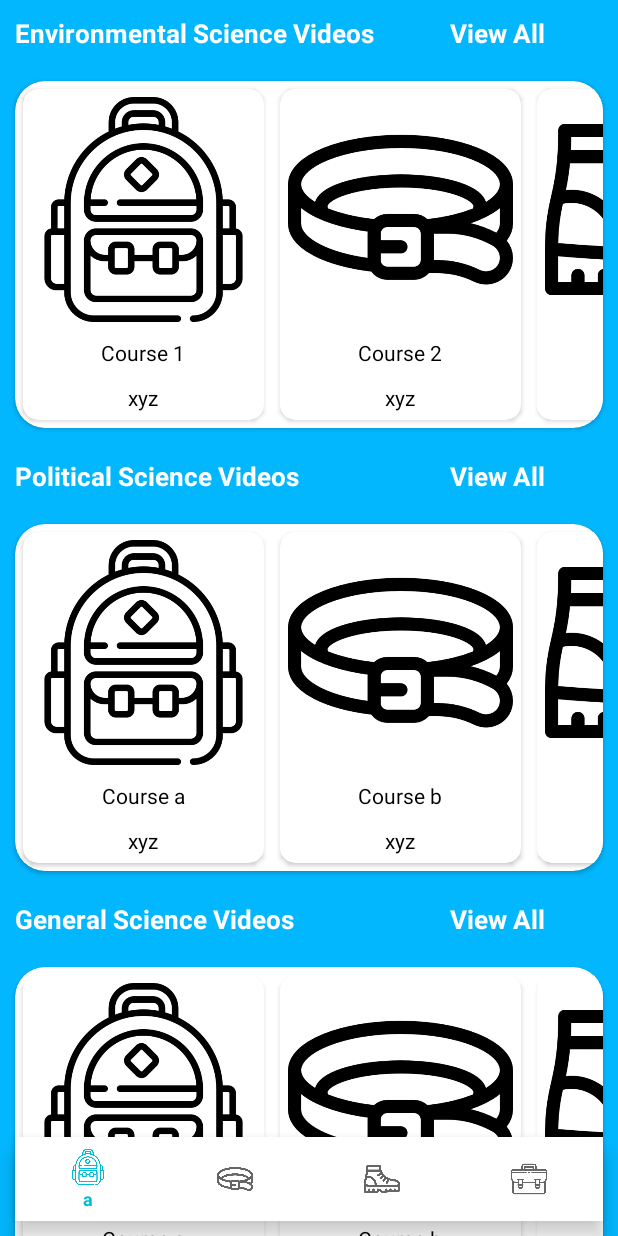
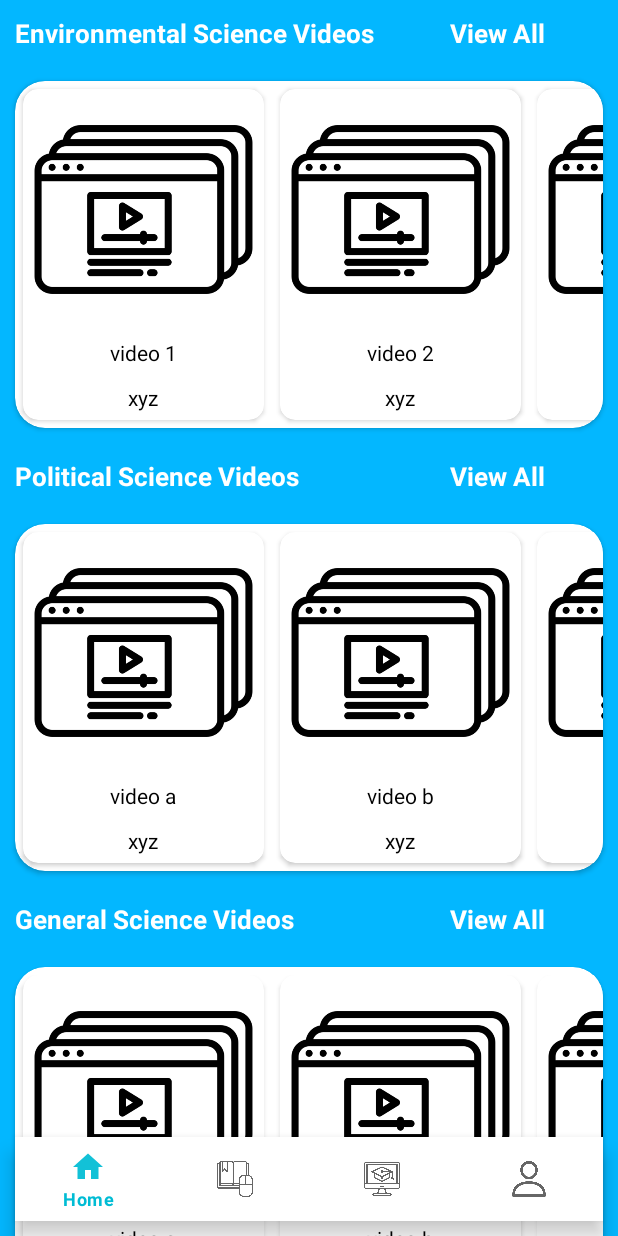
Before and after one commit to c4c0de/Joya, an Android app: the screen it shows after launch once a user with an empty profile is signed in (bottomDrawer), on a phone screen of 412 x 824 dp. Run offline under Robolectric (Android 15) with nearby library versions, the phone set to English and light mode, and no system bars; our stand-ins replace Firebase (no records; nobody signed in at launch, a user with empty details on screens opened directly).

Commit message:
video uploading 90% done

```diff
--- a/app/src/main/java/com/example/joya/aFragment.java
+++ b/app/src/main/java/com/example/joya/aFragment.java
@@ -237,10 +237,10 @@ public class aFragment extends Fragment {
         subject1.setLayoutManager(new LinearLayoutManager(getContext(), LinearLayoutManager.HORIZONTAL, false));
 
         helperSubject1[] helperSubject = new helperSubject1[]{
-                new helperSubject1("Course 1", "xyz", R.drawable.a),
-                new helperSubject1("Course 2", "xyz", R.drawable.b),
-                new helperSubject1("Course 3", "xyz", R.drawable.c),
-                new helperSubject1("Course 4", "xyz", R.drawable.d)
+                new helperSubject1("video 1", "xyz", R.raw.video),
+                new helperSubject1("video 2", "xyz",R.raw.video2),
+                new helperSubject1("video 3", "xyz", R.raw.video3),
+                new helperSubject1("video 4", "xyz", R.raw.video2)
 
         };
 
@@ -252,10 +252,10 @@ public class aFragment extends Fragment {
         subject2.setLayoutManager(new LinearLayoutManager(getContext(), LinearLayoutManager.HORIZONTAL, false));
 
         helperSubject1[] helperSubject2 = new helperSubject1[]{
-                new helperSubject1("Course a", "xyz", R.drawable.a),
-                new helperSubject1("Course b", "xyz", R.drawable.b),
-                new helperSubject1("Course c", "xyz", R.drawable.c),
-                new helperSubject1("Course d", "xyz", R.drawable.d)
+                new helperSubject1("video a", "xyz", R.raw.video2),
+                new helperSubject1("video b", "xyz", R.raw.video3),
+                new helperSubject1("video c", "xyz", R.raw.video2),
+                new helperSubject1("video d", "xyz", R.raw.video)
 
         };
 
@@ -266,10 +266,10 @@ public class aFragment extends Fragment {
         subject3.setLayoutManager(new LinearLayoutManager(getContext(), LinearLayoutManager.HORIZONTAL, false));
 
         helperSubject1[] helperSubject3 = new helperSubject1[]{
-                new helperSubject1("Course a", "xyz", R.drawable.a),
-                new helperSubject1("Course b", "xyz", R.drawable.b),
-                new helperSubject1("Course c", "xyz", R.drawable.c),
-                new helperSubject1("Course d", "xyz", R.drawable.d)
+                new helperSubject1("video a", "xyz", R.raw.video3),
+                new helperSubject1("video b", "xyz", R.raw.video),
+                new helperSubject1("video c", "xyz", R.raw.video2),
+                new helperSubject1("video d", "xyz", R.raw.video3)
 
         };
 
@@ -280,10 +280,10 @@ public class aFragment extends Fragment {
         subject4.setLayoutManager(new LinearLayoutManager(getContext(), LinearLayoutManager.HORIZONTAL, false));
 
         helperSubject1[] helperSubject4 = new helperSubject1[]{
-                new helperSubject1("Course a", "xyz", R.drawable.a),
-                new helperSubject1("Course b", "xyz", R.drawable.b),
-                new helperSubject1("Course c", "xyz", R.drawable.c),
-                new helperSubject1("Course d", "xyz", R.drawable.d)
+                new helperSubject1("video a", "xyz",R.raw.video),
+                new helperSubject1("video b", "xyz", R.raw.video2),
+                new helperSubject1("video c", "xyz",R.raw.video),
+                new helperSubject1("video d", "xyz", R.raw.video2)
 
         };
 
--- a/app/src/main/java/com/example/joya/cFragment.java
+++ b/app/src/main/java/com/example/joya/cFragment.java
@@ -165,7 +165,7 @@ public class cFragment extends Fragment {
 
                             updateCourseUser1();
 
-                            startActivity(new Intent(getContext(), allVideos.class));
+                            startActivity(new Intent(getContext(), bottomDrawer.class));
                         }
                     });
 
--- a/app/src/main/java/com/example/joya/subject1Adapter.java
+++ b/app/src/main/java/com/example/joya/subject1Adapter.java
@@ -9,6 +9,7 @@ import android.widget.ImageView;
 import android.widget.TextView;
 
 import androidx.annotation.NonNull;
+import androidx.cardview.widget.CardView;
 import androidx.recyclerview.widget.RecyclerView;
 
 import org.jetbrains.annotations.NotNull;
@@ -46,7 +47,7 @@ public class subject1Adapter extends RecyclerView.Adapter<subject1Adapter.ViewHo
         holder.imageView.setImageResource(data.getImage());
 
 
-        holder.imageView.setOnClickListener(new View.OnClickListener() {
+        holder.cardView.setOnClickListener(new View.OnClickListener() {
             @Override
             public void onClick(View v) {
 
@@ -73,6 +74,7 @@ public class subject1Adapter extends RecyclerView.Adapter<subject1Adapter.ViewHo
 
         TextView textView, author;
         ImageView imageView;
+        CardView cardView;
 
 
         public ViewHolder(@NonNull @NotNull View itemView) {
@@ -81,6 +83,7 @@ public class subject1Adapter extends RecyclerView.Adapter<subject1Adapter.ViewHo
             textView = itemView.findViewById(R.id.tvSubject1Title);
             author = itemView.findViewById(R.id.tvSubject1Author);
             imageView = itemView.findViewById(R.id.ivSubject1Image);
+            cardView = itemView.findViewById(R.id.cvtap1);
 
 
         }
--- /dev/null
+++ b/app/src/main/res/drawable/home.xml
@@ -0,0 +1,5 @@
+<vector android:alpha="0.93" android:height="24dp"
+    android:tint="?attr/colorControlNormal" android:viewportHeight="24"
+    android:viewportWidth="24" android:width="24dp" xmlns:android="http://schemas.android.com/apk/res/android">
+    <path android:fillColor="@android:color/white" android:pathData="M10,20v-6h4v6h5v-8h3L12,3 2,12h3v8z"/>
+</vector>
--- a/app/src/main/res/layout/fragment_b.xml
+++ b/app/src/main/res/layout/fragment_b.xml
@@ -312,7 +312,7 @@
 
             android:elevation="10dp"
             app:cardCornerRadius="10dp"
-            android:visibility="visible">
+            android:visibility="gone">
 
             <LinearLayout
                 android:layout_width="match_parent"
@@ -617,7 +617,7 @@
             app:cardCornerRadius="10dp"
 
             app:cardElevation="10dp"
-            android:visibility="visible">
+            android:visibility="gone">
 
             <LinearLayout
                 android:layout_width="match_parent"
--- a/app/src/main/res/layout/fragment_d.xml
+++ b/app/src/main/res/layout/fragment_d.xml
@@ -70,7 +70,8 @@
                 android:layout_marginStart="20dp"
                 android:layout_marginEnd="20dp"
                 android:elevation="5dp"
-                app:cardCornerRadius="10dp">
+                app:cardCornerRadius="10dp"
+                android:visibility="gone">
 
                 <LinearLayout
                     android:layout_width="match_parent"
--- a/app/src/main/res/layout/subject1_items.xml
+++ b/app/src/main/res/layout/subject1_items.xml
@@ -5,6 +5,7 @@
     android:layout_height="wrap_content">
 
     <androidx.cardview.widget.CardView
+        android:id="@+id/cvtap1"
         android:layout_width="wrap_content"
         android:layout_height="wrap_content"
         android:layout_margin="5dp"
@@ -21,7 +22,14 @@
                 android:layout_width="150dp"
                 android:layout_height="150dp"
                 android:layout_margin="5dp"
-                android:src="@drawable/facebook_avatar"/>
+                android:src="@drawable/facebook_avatar"
+                android:visibility="gone"/>
+            <ImageView
+
+                android:layout_width="150dp"
+                android:layout_height="150dp"
+                android:layout_margin="5dp"
+                android:src="@drawable/fragment_a"/>
 
             <TextView
                 android:id="@+id/tvSubject1Title"
--- a/app/src/main/res/menu/item_menu.xml
+++ b/app/src/main/res/menu/item_menu.xml
@@ -3,21 +3,21 @@
 
     <item
         android:id="@+id/a"
-        android:icon="@drawable/a"
-        android:title="a"/>
+        android:icon="@drawable/home"
+        android:title="Home"/>
 
     <item
         android:id="@+id/b"
-        android:icon="@drawable/b"
-        android:title="b" />
+        android:icon="@drawable/fragment_b"
+        android:title="Shedule" />
     <item
         android:id="@+id/c"
-        android:icon="@drawable/c"
-        android:title="c"/>
+        android:icon="@drawable/fragment_c"
+        android:title="Class Room"/>
     <item
         android:id="@+id/d"
-        android:icon="@drawable/d"
-        android:title="d"/>
+        android:icon="@drawable/fragment_d"
+        android:title="Profile"/>
 
 
 
```
Also changed, not shown: app/src/main/java/com/example/joya/Subject1Details.java (+12 -1 lines), app/src/main/java/com/example/joya/allVideos.java (+23 -14 lines), app/src/main/java/com/example/joya/bFragment.java (+14 -14 lines), app/src/main/res/layout/activity_subject1_details.xml (+20 -10 lines), app/src/main/res/layout/video_items.xml (+14 -4 lines), app/src/main/res/drawable/fragment_a.png (added), app/src/main/res/drawable/fragment_b.png (added), app/src/main/res/drawable/fragment_c.png (added), app/src/main/res/drawable/fragment_d.png (added), 3 other files.
